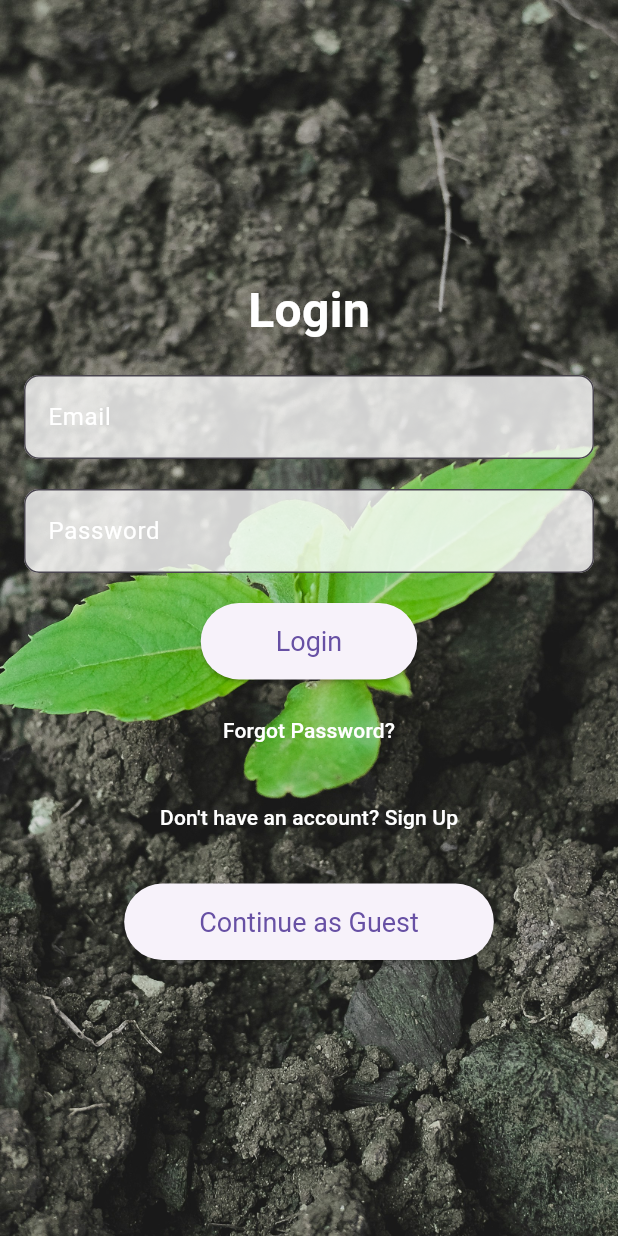
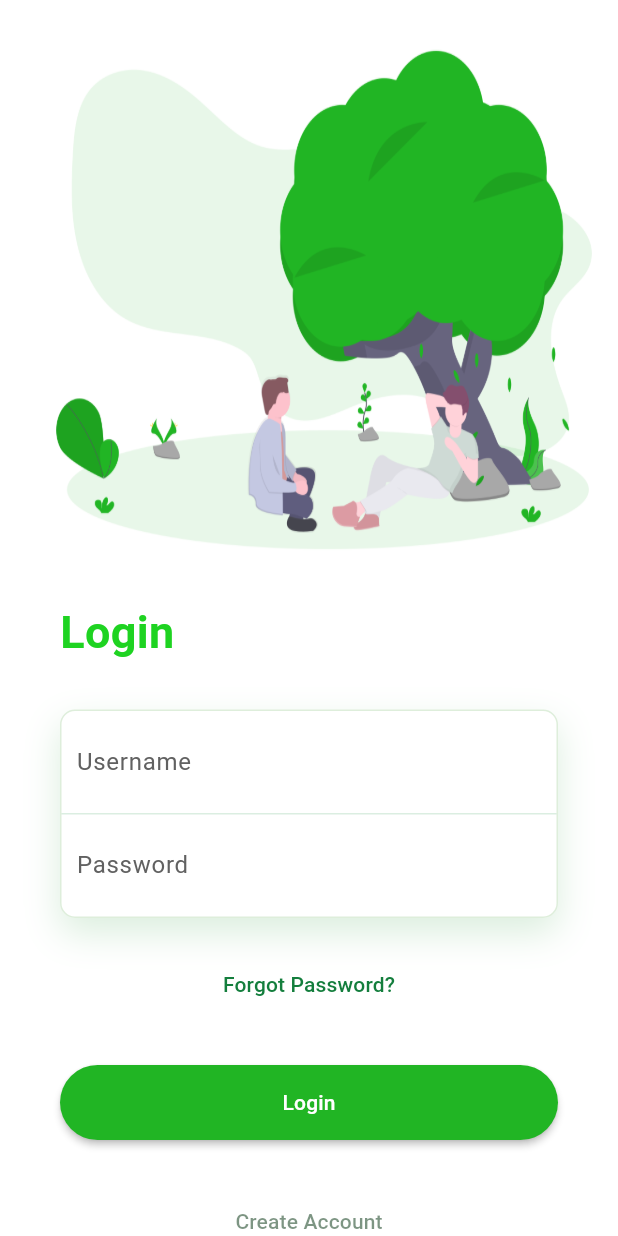
Before and after one commit to Flutter-Dev-Project/TrackTree, a Flutter app: the screen it shows after launch, on a phone screen of 412 x 824 dp. Run offline on Flutter 3.47's test engine with Material 3 defaults, Android fonts, the light colour scheme and no system bars; our stand-ins replace animate_do.

Commit message:
login page ui code

```diff
--- a/lib/main.dart
+++ b/lib/main.dart
@@ -1,26 +1,9 @@
 import 'package:flutter/material.dart';
-import 'package:track_tree/pages/auth_page.dart';
+import '../screens/login.dart';
 
-void main() {
-  runApp(const MyApp());
-}
-
-class MyApp extends StatelessWidget {
-  const MyApp({super.key});
-
-  // This widget is the root of your application.
-  @override
-  Widget build(BuildContext context) {
-    return MaterialApp(
-      debugShowCheckedModeBanner: false,
-      title: 'Flutter Auth Demo',
-      theme: ThemeData(
-        primarySwatch: Colors.blue,
-      ),
-      initialRoute: '/',
-      routes:{
-        '/':(context) => AuthPage(),
-      }
-    );
-}
-}
+void main() => runApp(
+  MaterialApp(
+    debugShowCheckedModeBanner: false,
+    home: LoginPage(),
+  ),
+);
--- /dev/null
+++ b/lib/screens/login.dart
@@ -0,0 +1,155 @@
+import 'package:animate_do/animate_do.dart';
+import 'package:flutter/material.dart';
+
+class LoginPage extends StatefulWidget {
+  @override
+  _LoginPageState createState() => _LoginPageState();
+}
+
+class _LoginPageState extends State<LoginPage> {
+  @override
+  Widget build(BuildContext context) {
+    final width = MediaQuery.of(context).size.width;
+    return Scaffold(
+      backgroundColor: Colors.white,
+      body: SingleChildScrollView(
+        child: Column(
+          crossAxisAlignment: CrossAxisAlignment.start,
+          children: <Widget>[
+            Container(
+              height: 400,
+              child: Stack(
+                children: <Widget>[
+                  Positioned(
+                    height: 400,
+                    width: width + 20,
+                    child: FadeInUp(
+                      duration: Duration(milliseconds: 1000),
+                      child: Container(
+                        decoration: BoxDecoration(
+                          image: DecorationImage(
+                            image: AssetImage('assets/images/background/background-2.png'),
+                            fit: BoxFit.fill,
+                          ),
+                        ),
+                      ),
+                    ),
+                  ),
+                ],
+              ),
+            ),
+            Padding(
+              padding: EdgeInsets.symmetric(horizontal: 40),
+              child: Column(
+                crossAxisAlignment: CrossAxisAlignment.start,
+                children: <Widget>[
+                  FadeInUp(
+                    duration: Duration(milliseconds: 1500),
+                    child: Text(
+                      "Login",
+                      style: TextStyle(
+                        color: Color.fromRGBO(30, 211, 33, 1),
+                        fontWeight: FontWeight.bold,
+                        fontSize: 30,
+                      ),
+                    ),
+                  ),
+                  SizedBox(height: 30),
+                  FadeInUp(
+                    duration: Duration(milliseconds: 1700),
+                    child: Container(
+                      decoration: BoxDecoration(
+                        borderRadius: BorderRadius.circular(10),
+                        color: Colors.white,
+                        border: Border.all(color: Color.fromRGBO(144, 198, 135, 0.298)),
+                        boxShadow: [
+                          BoxShadow(
+                            color: Color.fromRGBO(135, 198, 144, 0.298),
+                            blurRadius: 20,
+                            offset: Offset(0, 10),
+                          ),
+                        ],
+                      ),
+                      child: Column(
+                        children: <Widget>[
+                          Container(
+                            padding: EdgeInsets.all(10),
+                            decoration: BoxDecoration(
+                              border: Border(bottom: BorderSide(color: Color.fromRGBO(135, 198, 154, 0.298))),
+                            ),
+                            child: TextField(
+                              decoration: InputDecoration(
+                                border: InputBorder.none,
+                                hintText: "Username",
+                                hintStyle: TextStyle(color: const Color.fromARGB(255, 97, 97, 97)),
+                              ),
+                            ),
+                          ),
+                          Container(
+                            padding: EdgeInsets.all(10),
+                            child: TextField(
+                              obscureText: true,
+                              decoration: InputDecoration(
+                                border: InputBorder.none,
+                                hintText: "Password",
+                                hintStyle: TextStyle(color: Color.fromARGB(255, 97, 97, 97)),
+                              ),
+                            ),
+                          ),
+                        ],
+                      ),
+                    ),
+                  ),
+                  SizedBox(height: 20),
+                  FadeInUp(
+                    duration: Duration(milliseconds: 1700),
+                    child: Center(
+                      child: TextButton(
+                        onPressed: () {},
+                        child: Text(
+                          "Forgot Password?",
+                          style: TextStyle(color: Color.fromRGBO(20, 126, 61, 1)),
+                        ),
+                      ),
+                    ),
+                  ),
+                  SizedBox(height: 30),
+                  FadeInUp(
+                    duration: Duration(milliseconds: 1900),
+                    child: MaterialButton(
+                      onPressed: () {},
+                      color: Color.fromRGBO(33, 181, 36, 1),
+                      shape: RoundedRectangleBorder(
+                        borderRadius: BorderRadius.circular(50),
+                      ),
+                      height: 50,
+                      child: Center(
+                        child: Text(
+                          "Login",
+                          style: TextStyle(color: Colors.white),
+                        ),
+                      ),
+                    ),
+                  ),
+                  SizedBox(height: 30),
+                  FadeInUp(
+                    duration: Duration(milliseconds: 2000),
+                    child: Center(
+                      child: TextButton(
+                        onPressed: () {},
+                        child: Text(
+                          "Create Account",
+                          style: TextStyle(color: Color.fromRGBO(39, 79, 49, 0.6)),
+                        ),
+                      ),
+                    ),
+                  ),
+                ],
+              ),
+            ),
+          ],
+        ),
+      ),
+    );
+  }
+}
--- a/pubspec.yaml
+++ b/pubspec.yaml
@@ -30,6 +30,7 @@ environment:
 dependencies:
   flutter:
     sdk: flutter
+  animate_do: ^2.0.0
 
 
   # The following adds the Cupertino Icons font to your application.
@@ -61,6 +62,7 @@ flutter:
   # To add assets to your application, add an assets section, like this:
   assets:
      - assets/Auth/
+     - assets/images/background/
 
   # An image asset can refer to one or more resolution-specific "variants", see
   # https://flutter.dev/assets-and-images/#resolution-aware
```
Also changed, not shown: assets/images/background/background-1.png (added), assets/images/background/background-2.png (added), pubspec.lock.
